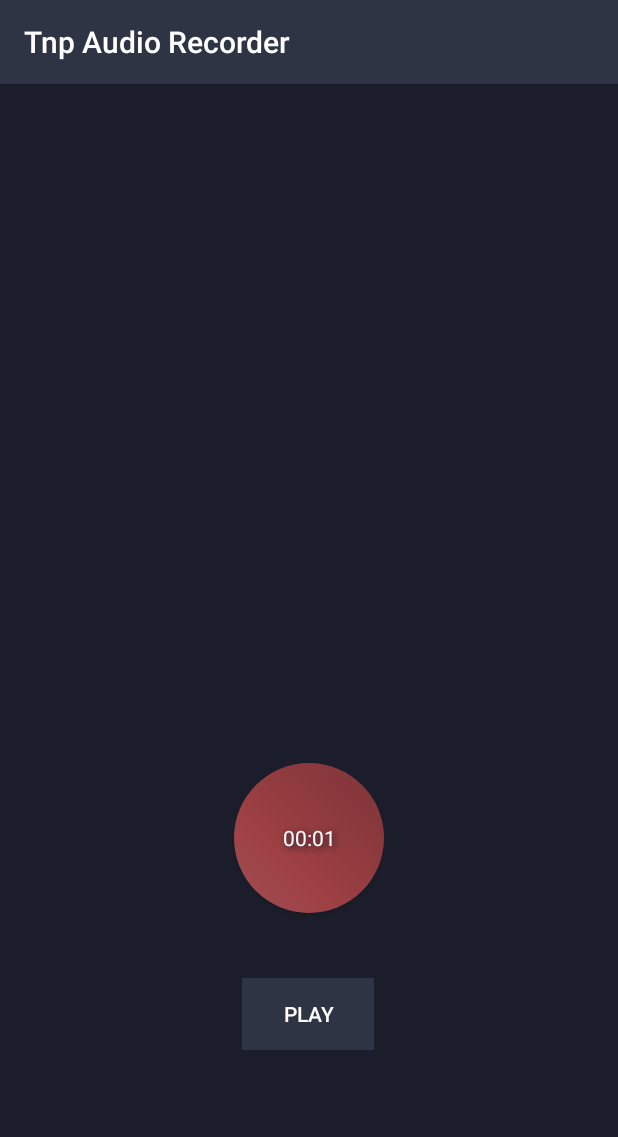
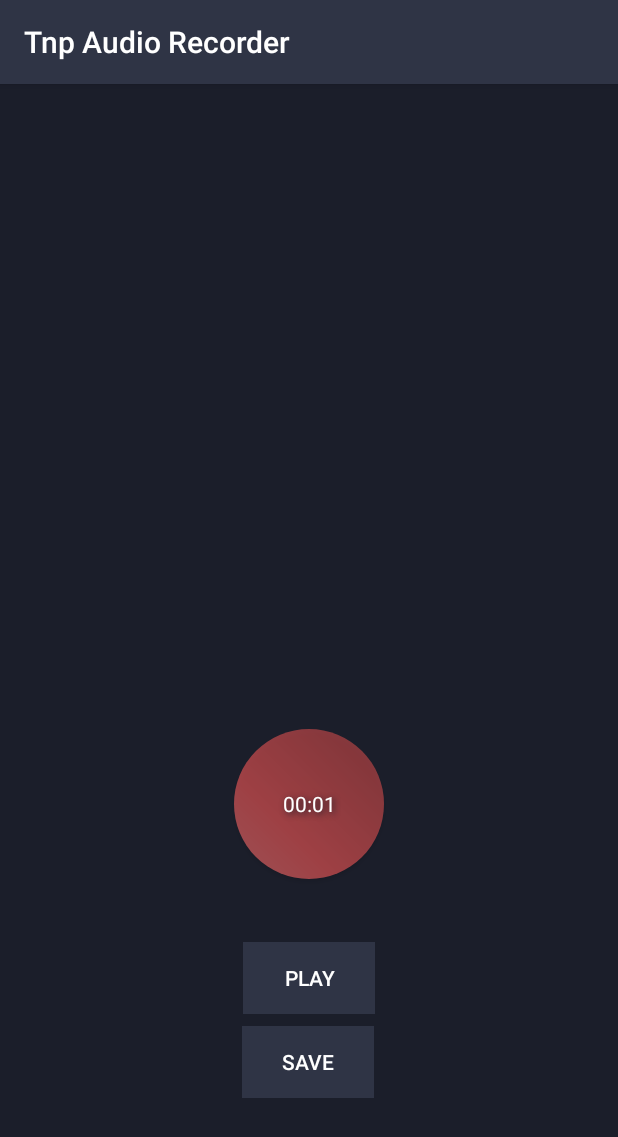
Before and after one commit to tnpestana/TnpAndroidRecorder, an Android app: the screen it shows after launch (MainActivity), after a tap on an icon or button, on a phone screen of 412 x 824 dp. Shown: the top 1137 px of the screen. Run offline under Robolectric (Android 15) with nearby library versions, the phone set to English and light mode, and no system bars.

Commit message:
files are now stored in internal storage until user presses the save button and a new copy is generated and stored in the Music public directory

```diff
--- a/app/src/main/java/com/tiagopestana/tnpandroidrecorder/MainActivity.java
+++ b/app/src/main/java/com/tiagopestana/tnpandroidrecorder/MainActivity.java
@@ -22,13 +22,17 @@ import android.widget.Chronometer;
 import android.widget.Toast;
 
 import java.io.File;
+import java.io.FileInputStream;
+import java.io.FileOutputStream;
 import java.io.IOException;
+import java.io.InputStream;
+import java.io.OutputStream;
 import java.util.ArrayList;
 import java.util.List;
 
 public class MainActivity extends AppCompatActivity {
 
-    private Button btnPlay, btnRec;
+    private Button btnPlay, btnRec, btnSave;
     private MediaRecorder audioRecorder;
     private MediaPlayer mediaPlayer;
     private File outputFile;
@@ -47,16 +51,18 @@ public class MainActivity extends AppCompatActivity {
 
         btnRec = findViewById(R.id.btnRec);
         btnPlay = findViewById(R.id.btnPlay);
+        btnSave = findViewById(R.id.btnSave);
         btnPlay.setEnabled(false);
+        btnSave.setEnabled(false);
 
         timer = findViewById(R.id.textView);
 
-        // create recording button animations
-        alphaAnimation = new AlphaAnimation(1, 0.6f); // Change alpha from fully visible to invisible
-        alphaAnimation.setDuration(250); // duration - half a second
-        alphaAnimation.setInterpolator(new LinearInterpolator()); // do not alter animation rate
+        // Record button animation
+        alphaAnimation = new AlphaAnimation(1, 0.6f);
+        alphaAnimation.setDuration(250);
+        alphaAnimation.setInterpolator(new LinearInterpolator());
         alphaAnimation.setRepeatCount(Animation.INFINITE); // Repeat animation infinitely
-        alphaAnimation.setRepeatMode(Animation.REVERSE); // Reverse animation at the end so the button will fade back in
+        alphaAnimation.setRepeatMode(Animation.REVERSE); // Reverse animation at the end
 
         btnRec.setOnClickListener(new View.OnClickListener() {
             @Override
@@ -81,12 +87,25 @@ public class MainActivity extends AppCompatActivity {
                 playRecording();
             }
         });
+
+        btnSave.setOnClickListener(new View.OnClickListener() {
+            @Override
+            public void onClick(View v) {
+                File publicFile;
+                try {
+                    publicFile = createAudioFile(getApplicationContext(), "tnpRecording");
+                    copyFile(outputFile, publicFile);
+                } catch (IOException e) {
+                    e.printStackTrace();
+                }
+            }
+        });
     }
 
     private void startRecording() {
         audioRecorder = new MediaRecorder();
         try {
-            outputFile = createAudioFile(this, "tnpRecording");
+            outputFile = createInternalAudioFile(this, "tnpRecording");
         } catch (IOException e) {
             e.printStackTrace();
         }
@@ -132,6 +151,7 @@ public class MainActivity extends AppCompatActivity {
             isRecording = false;
 
             btnPlay.setEnabled(true);
+            btnSave.setEnabled(true);
 
             Toast.makeText(getApplicationContext(),
                     "Recording stopped",
@@ -155,10 +175,12 @@ public class MainActivity extends AppCompatActivity {
                 public void onCompletion(MediaPlayer mp) {
                     timer.stop();
                     btnPlay.setText(R.string.playButtonPlay);
+                    btnSave.setEnabled(true);
                 }
             });
             isPlaying = true;
             btnPlay.setText(R.string.playButtonStop);
+            btnSave.setEnabled(false);
             timer.setBase(SystemClock.elapsedRealtime());
             timer.start();
             Toast.makeText(getApplicationContext(),
@@ -169,14 +191,34 @@ public class MainActivity extends AppCompatActivity {
             mediaPlayer.stop();
             timer.stop();
             btnPlay.setText(R.string.playButtonPlay);
+            btnSave.setEnabled(true);
             isPlaying = false;
         }
     }
 
-    // Audio file
+    // Create file in internal storage so it can be played by the app.
+    private static File createInternalAudioFile(Context context, String audioName) throws IOException {
+        return File.createTempFile(audioName, ".mp3", context.getFilesDir());
+    }
+
+    // Create public file in Music directory
     private static File createAudioFile(Context context, String audioName) throws IOException {
         File storageDir = Environment.getExternalStoragePublicDirectory(Environment.DIRECTORY_MUSIC);
+        // createTempFile is used to guarantee an unique file name.
         return File.createTempFile(audioName, ".mp3", storageDir);
+    }
+
+    public static void copyFile(File src, File dst) throws IOException {
+        try (InputStream in = new FileInputStream(src)) {
+            try (OutputStream out = new FileOutputStream(dst)) {
+                // Transfer bytes from in to out
+                byte[] buf = new byte[1024];
+                int len;
+                while ((len = in.read(buf)) > 0) {
+                    out.write(buf, 0, len);
+                }
+            }
+        }
     }
 
     // Requesting run-time permissions.
--- a/app/src/main/res/layout/activity_main.xml
+++ b/app/src/main/res/layout/activity_main.xml
@@ -24,11 +24,24 @@
         android:id="@+id/btnPlay"
         android:layout_width="wrap_content"
         android:layout_height="wrap_content"
+        android:layout_marginBottom="8dp"
+        android:background="@color/primary"
+        android:text="@string/playButtonPlay"
+        android:textColor="@color/white"
+        android:topRightRadius="10dp"
+        app:layout_constraintBottom_toTopOf="@+id/btnSave"
+        app:layout_constraintEnd_toEndOf="parent"
+        app:layout_constraintStart_toStartOf="parent" />
+
+    <Button
+        android:id="@+id/btnSave"
+        android:layout_width="wrap_content"
+        android:layout_height="wrap_content"
         android:layout_marginStart="8dp"
         android:layout_marginEnd="5dp"
-        android:layout_marginBottom="124dp"
+        android:layout_marginBottom="92dp"
         android:background="@color/primary"
-        android:text="@string/playButtonPlay"
+        android:text="@string/saveButton"
         android:textColor="@color/white"
         android:topRightRadius="10dp"
         app:layout_constraintBottom_toBottomOf="parent"
--- a/app/src/main/res/values/strings.xml
+++ b/app/src/main/res/values/strings.xml
@@ -2,4 +2,5 @@
     <string name="app_name">Tnp Audio Recorder</string>
     <string name="playButtonPlay">Play</string>
     <string name="playButtonStop">Stop</string>
+    <string name="saveButton">Save</string>
 </resources>
```
